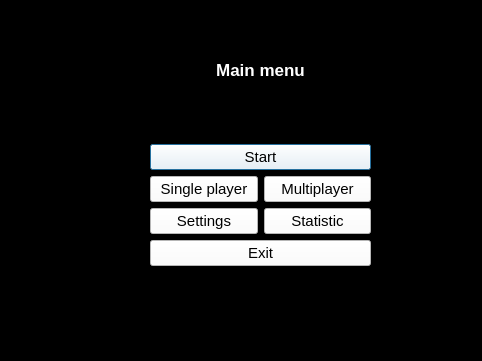
noX1st/crosses-and-zeros, file menu.ui: the form before one commit.
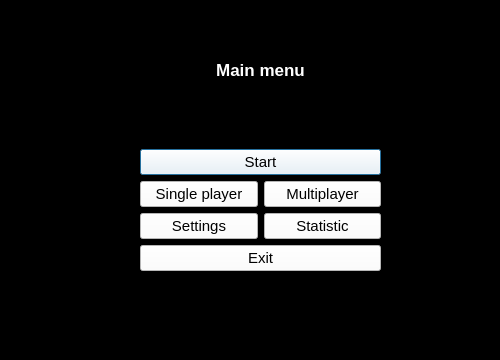
The form after the commit.

The edit to the form file:
```diff
--- a/menu.ui
+++ b/menu.ui
@@ -6,8 +6,8 @@
    <rect>
     <x>0</x>
     <y>0</y>
-    <width>482</width>
-    <height>361</height>
+    <width>500</width>
+    <height>360</height>
    </rect>
   </property>
   <property name="font">
@@ -21,13 +21,13 @@
   <property name="styleSheet">
    <string notr="true">background-color: rgb(0, 0, 0);</string>
   </property>
-  <widget class="QWidget" name="">
+  <widget class="QWidget" name="layoutWidget">
    <property name="geometry">
     <rect>
-     <x>150</x>
+     <x>140</x>
      <y>60</y>
-     <width>221</width>
-     <height>206</height>
+     <width>241</width>
+     <height>211</height>
     </rect>
    </property>
    <layout class="QVBoxLayout" name="verticalLayout_4">
```
